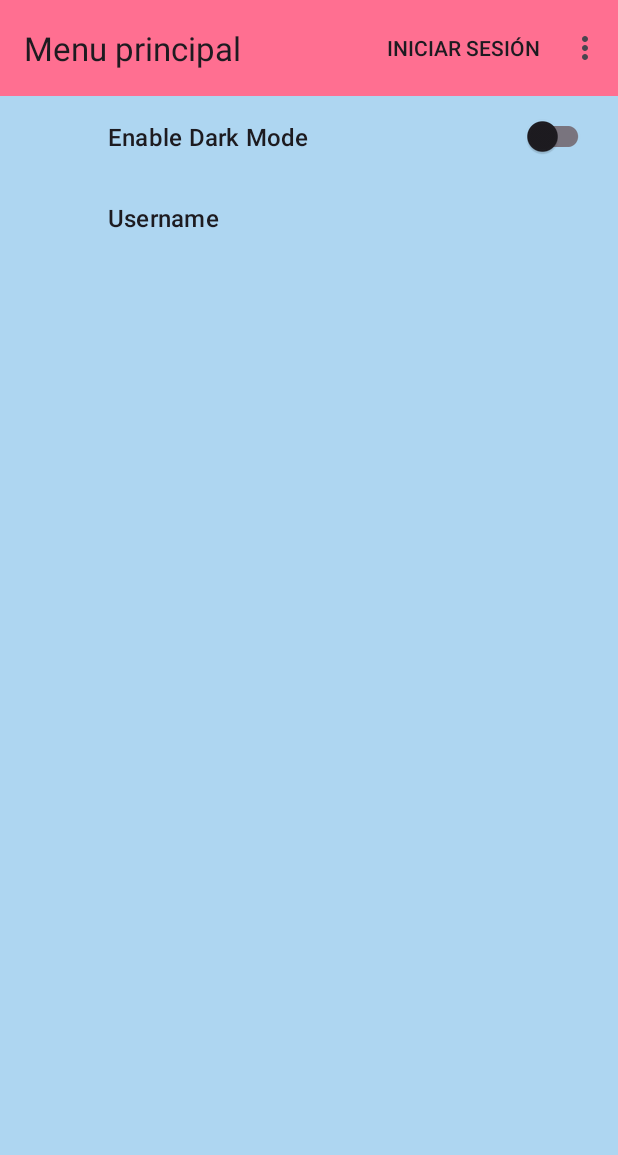
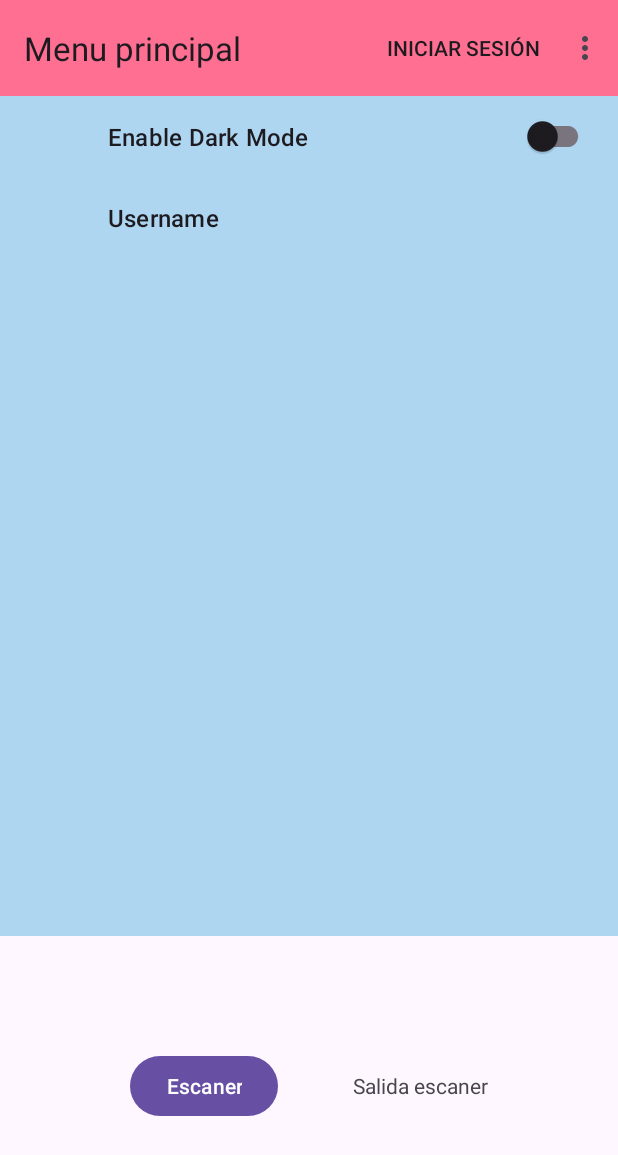
Before and after one commit to AmarinoLama/AppFrasesRandomSanValentin, an Android app: the EditarFrase screen opened directly, with no data from a screen before it, in the options menu, after a tap on "Ajustes", on a phone screen of 412 x 824 dp. Shown: the top 1155 px of the screen. Run offline under Robolectric (Android 15) with nearby library versions, the phone set to English and light mode, and no system bars; our stand-ins replace Room's generated code, androidx.preference; libraries missing offline, so code that uses them is left out: com.journeyapps.barcodescanner; 1 statement that could not run was skipped.

Commit message:
feat(): hacer un lector de QR en editPreferences

```diff
--- a/app/build.gradle.kts
+++ b/app/build.gradle.kts
@@ -46,4 +46,5 @@ dependencies {
     androidTestImplementation(libs.ext.junit)
     androidTestImplementation(libs.espresso.core)
     annotationProcessor(libs.room.compiler)
+    implementation(libs.zxing.android.embedded)
 }
--- a/app/src/main/java/com/example/regalolely/activities/EditarFrase.java
+++ b/app/src/main/java/com/example/regalolely/activities/EditarFrase.java
@@ -28,7 +28,7 @@ public class EditarFrase extends AppCompatActivity {
     public static final String ID_FRASE = "id_frase";
 
     private TextView txt_frase, txt_autor, txt_idFrase;
-    private Button btn_asignarme, btn_volver;
+    private Button btn_asignarme, btn_volver, btn_cambiar;
     private EditText edt_frase;
     private Toolbar toolbar;
 
@@ -54,14 +54,6 @@ public class EditarFrase extends AppCompatActivity {
 
         inicializar();
 
-        edt_frase.setOnEditorActionListener((v, actionId, event) -> {
-            String newFrase = edt_frase.getText().toString();
-            fraseCargada.setFrase(newFrase);
-            fraseDao.updateFrase(fraseCargada);
-            cargarVM();
-            return true;
-        });
-
         cargarVM();
 
         SOL();
@@ -74,6 +66,7 @@ public class EditarFrase extends AppCompatActivity {
         btn_asignarme = findViewById(R.id.btn_asignarme);
         btn_volver = findViewById(R.id.btn_volver);
         edt_frase = findViewById(R.id.edt_frase);
+        btn_cambiar = findViewById(R.id.btn_cambiar);
 
         toolbar = findViewById(R.id.toolbar);
         setSupportActionBar(toolbar);
@@ -91,6 +84,13 @@ public class EditarFrase extends AppCompatActivity {
         btn_volver.setOnClickListener(v -> {
             Intent intent = new Intent(this, ListadoFrases.class);
             startActivity(intent);
+        });
+
+        btn_cambiar.setOnClickListener(v -> {
+            String newFrase = edt_frase.getText().toString();
+            fraseCargada.setFrase(newFrase);
+            fraseDao.updateFrase(fraseCargada);
+            cargarVM();
         });
     }
 
--- a/app/src/main/java/com/example/regalolely/editPreferences/EditPreferences.java
+++ b/app/src/main/java/com/example/regalolely/editPreferences/EditPreferences.java
@@ -1,6 +1,9 @@
 package com.example.regalolely.editPreferences;
 
 import android.os.Bundle;
+import android.widget.Button;
+import android.widget.TextView;
+import android.widget.Toast;
 
 import androidx.activity.EdgeToEdge;
 import androidx.appcompat.app.AppCompatActivity;
@@ -10,12 +13,20 @@ import androidx.core.graphics.Insets;
 import androidx.core.view.ViewCompat;
 import androidx.core.view.WindowInsetsCompat;
 
+import com.example.regalolely.Helpers;
 import com.example.regalolely.menu.MenuHandler;
 import com.example.regalolely.R;
+import com.journeyapps.barcodescanner.ScanOptions;
+
+import java.util.List;
 
 public class EditPreferences extends AppCompatActivity {
 
     private Toolbar tb;
+    private Button btn_escaner;
+    private TextView txt_salidaEscaner;
+
+    private String[] resultadoEscaner = new String[]{""};
 
     @Override
     protected void onCreate(Bundle savedInstanceState) {
@@ -30,6 +41,16 @@ public class EditPreferences extends AppCompatActivity {
 
         inicializar();
 
+        Helpers.inicializarQRLauncher(this, resultadoEscaner, result -> {
+            resultadoEscaner[0] = result;
+            System.out.println("Salida escaner: " + resultadoEscaner[0]);
+            txt_salidaEscaner.setText(resultadoEscaner[0]);
+        });
+
+        btn_escaner.setOnClickListener(v -> {
+            Helpers.scanearQR();
+        });
+
         getSupportFragmentManager()
                 .beginTransaction()
                 .replace(R.id.preferences_container, new PreferenceFragment())
@@ -37,6 +58,8 @@ public class EditPreferences extends AppCompatActivity {
     }
 
     private void inicializar() {
+        btn_escaner = findViewById(R.id.btn_escaner);
+        txt_salidaEscaner = findViewById(R.id.txt_salidaEscaner);
         tb = findViewById(R.id.toolbar);
         setSupportActionBar(tb);
         addMenuProvider(new MenuHandler(this));
--- a/app/src/main/res/layout/edit_preferences.xml
+++ b/app/src/main/res/layout/edit_preferences.xml
@@ -18,13 +18,38 @@
         app:title="Menu principal" />
 
     <FrameLayout
-        android:background="@color/background"
         android:id="@+id/preferences_container"
         android:layout_width="0dp"
         android:layout_height="0dp"
-        app:layout_constraintTop_toBottomOf="@id/toolbar"
+        android:background="@color/background"
+        app:layout_constraintBottom_toTopOf="@+id/linearLayout2"
+        app:layout_constraintEnd_toEndOf="parent"
+        app:layout_constraintStart_toStartOf="parent"
+        app:layout_constraintTop_toBottomOf="@id/toolbar"/>
+
+    <LinearLayout
+        android:id="@+id/linearLayout2"
+        android:layout_width="match_parent"
+        android:layout_height="200dp"
+        android:orientation="horizontal"
         app:layout_constraintBottom_toBottomOf="parent"
+        app:layout_constraintEnd_toEndOf="parent"
         app:layout_constraintStart_toStartOf="parent"
-        app:layout_constraintEnd_toEndOf="parent" />
+        android:gravity="center">
+
+        <Button
+            android:id="@+id/btn_escaner"
+            android:layout_width="wrap_content"
+            android:layout_height="wrap_content"
+            android:layout_marginEnd="50dp"
+            android:text="Escaner" />
+
+        <TextView
+            android:id="@+id/txt_salidaEscaner"
+            android:layout_width="wrap_content"
+            android:layout_height="wrap_content"
+            android:text="Salida escaner" />
+
+    </LinearLayout>
 
 </androidx.constraintlayout.widget.ConstraintLayout>
--- a/gradle/libs.versions.toml
+++ b/gradle/libs.versions.toml
@@ -7,12 +7,13 @@ appcompat = "1.7.0"
 material = "1.12.0"
 activity = "1.10.0"
 constraintlayout = "2.2.0"
+securityCrypto = "1.1.0-alpha06"
 materialVersion = "1.6.0"
 roomCommon = "2.6.1"
 roomRuntime = "2.6.1"
 roomCompiler = "2.6.1"
 preference = "1.2.1"
-securityCrypto = "1.1.0-alpha06"
+zxingAndroidEmbedded = "4.3.0"
 
 [libraries]
 junit = { group = "junit", name = "junit", version.ref = "junit" }
@@ -28,6 +29,7 @@ room-runtime = { group = "androidx.room", name = "room-runtime", version.ref = "
 room-compiler = { group = "androidx.room", name = "room-compiler", version.ref = "roomCompiler" }
 preference = { group = "androidx.preference", name = "preference", version.ref = "preference" }
 security-crypto = { group = "androidx.security", name = "security-crypto", version.ref = "securityCrypto" }
+zxing-android-embedded = { module = "com.journeyapps:zxing-android-embedded", version.ref = "zxingAndroidEmbedded" }
 
 [plugins]
 android-application = { id = "com.android.application", version.ref = "agp" }
```
Also changed, not shown: app/src/main/java/com/example/regalolely/Helpers.java (+30 -1 lines), app/src/main/res/layout/editar_frase.xml (+15 -3 lines).
